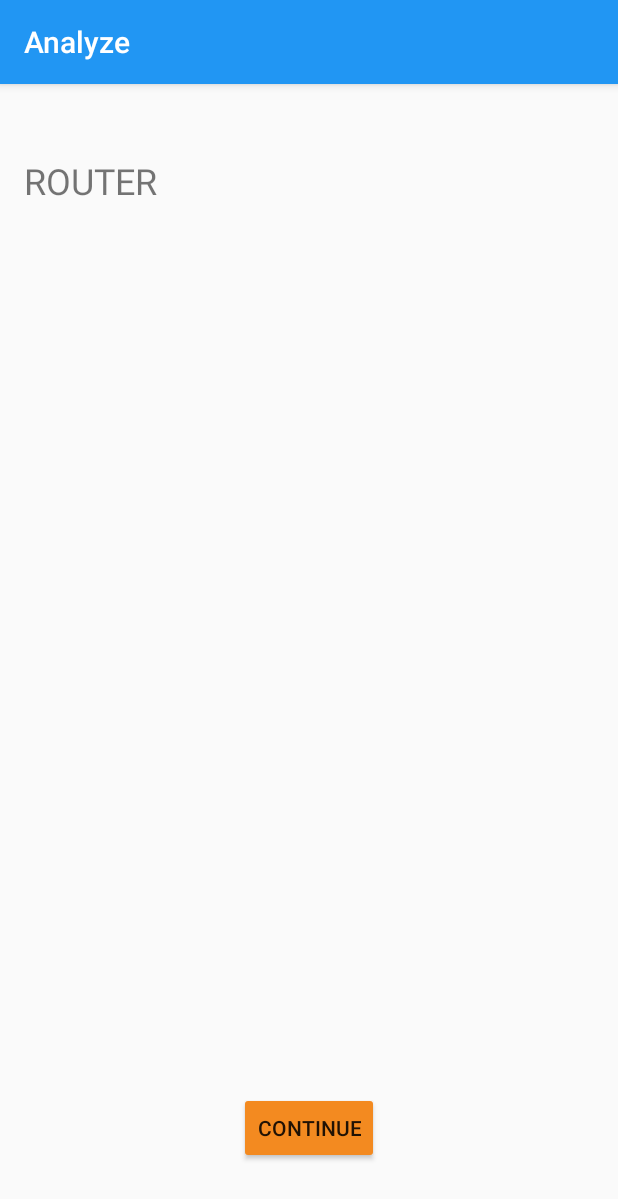
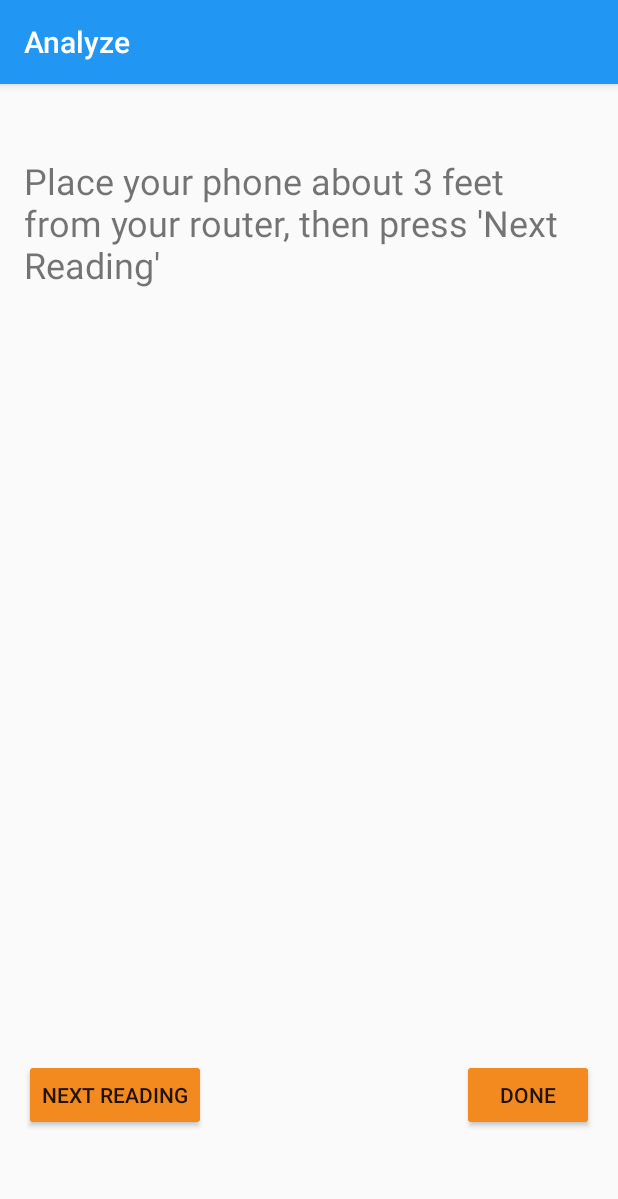
Before and after one commit to kylecorry31/KKAT-WiFi, an Android app: the AnalysisActivity screen opened directly, with no data from a screen before it, on a phone screen of 412 x 824 dp. Shown: the top 1199 px of the screen. Run offline under Robolectric (Android 15) with nearby library versions, the phone set to English and light mode, and no system bars; 1 statement that could not run was skipped.

Commit message:
Update analysis / results

```diff
--- a/app/src/main/java/com/teamwifi/kkatwifi/AnalysisActivity.java
+++ b/app/src/main/java/com/teamwifi/kkatwifi/AnalysisActivity.java
@@ -5,21 +5,33 @@ import android.os.Bundle;
 import android.support.v7.app.AppCompatActivity;
 import android.view.View;
 import android.widget.Button;
+import android.widget.EditText;
+import android.widget.RelativeLayout;
 import android.widget.TextView;
 
+import com.teamwifi.kkatwifi.ui.KKATWiFiProgressBar;
 import com.teamwifi.kkatwifi.util.AnalyzedLocations;
 import com.teamwifi.kkatwifi.util.KKATWiFiHelper;
 import com.teamwifi.kkatwifi.util.ScannedLocation;
 
 public class AnalysisActivity extends AppCompatActivity {
 
-    private Button continueButton;
+    private Button continueButton, doneButton;
 
-    private TextView instructionText;
+    private TextView instructionText, roomLabel;
+
+    private EditText locationEditText;
 
     private ScannedLocation.Location currentState;
 
+    private enum State {
+        ROUTER, USER
+    }
+
+    private State state;
+
     private KKATWiFiHelper kkatWiFiHelper;
+
 
     @Override
     protected void onCreate(Bundle savedInstanceState) {
@@ -31,29 +43,61 @@ public class AnalysisActivity extends AppCompatActivity {
         AnalyzedLocations.clear();
 
         instructionText = (TextView) findViewById(R.id.instruction);
+        locationEditText = (EditText) findViewById(R.id.location_edit);
+        roomLabel = (TextView) findViewById(R.id.room_name_label);
 
-        currentState = ScannedLocation.Location.ROUTER;
-
+//        currentState = ScannedLocation.Location.ROUTER;
+        state = State.ROUTER;
         continueButton = (Button) findViewById(R.id.continue_button);
-        displayInstructions(currentState);
+        doneButton = (Button) findViewById(R.id.done_button);
+        displayInstructions(state);
 
         continueButton.setOnClickListener(new View.OnClickListener() {
             @Override
             public void onClick(View v) {
 //                startActivity(new Intent(getApplicationContext(), ResultActivity.class));
-                ScannedLocation location = new ScannedLocation(currentState);
+                ScannedLocation location;
+                if (state.equals(State.ROUTER)) {
+                    location = new ScannedLocation(ScannedLocation.Location.ROUTER);
+                } else {
+                    location = new ScannedLocation(locationEditText.getText().toString());
+
+                }
+                roomLabel.setVisibility(View.VISIBLE);
+                locationEditText.setVisibility(View.VISIBLE);
+                locationEditText.setText("");
+                for (int i = 0; i < 10; i++)
+                    location.addRSSI(kkatWiFiHelper.getRSSI());
+                AnalyzedLocations.add(location);
+                state = State.USER;
+                displayInstructions(state);
+            }
+        });
+
+        doneButton.setOnClickListener(new View.OnClickListener() {
+            @Override
+            public void onClick(View v) {
+                ScannedLocation location;
+                if (state.equals(State.ROUTER)) {
+                    location = new ScannedLocation(ScannedLocation.Location.ROUTER);
+                } else {
+                    location = new ScannedLocation(locationEditText.getText().toString());
+
+                }
                 location.addRSSI(kkatWiFiHelper.getRSSI());
                 AnalyzedLocations.add(location);
-                if (!nextState()) {
-                    startActivity(new Intent(getApplicationContext(), ResultActivity.class));
-                }
-                displayInstructions(currentState);
+                startActivity(new Intent(getApplicationContext(), ResultActivity.class));
             }
         });
     }
 
-    private void displayInstructions(ScannedLocation.Location state) {
-        instructionText.setText(state.toString());
+    private void displayInstructions(State state) {
+//        instructionText.setText(state.toString());
+        if (state.equals(State.ROUTER)) {
+            instructionText.setText("Place your phone about 3 feet from your router, then press 'Next Reading'");
+        } else {
+            instructionText.setText("Move to a location in your house, set the name of the location, then press 'Next Reading' or 'Done'");
+        }
     }
 
 
--- a/app/src/main/java/com/teamwifi/kkatwifi/ui/KKATWiFiProgressBar.java
+++ b/app/src/main/java/com/teamwifi/kkatwifi/ui/KKATWiFiProgressBar.java
@@ -1,6 +1,8 @@
 package com.teamwifi.kkatwifi.ui;
 
 import android.content.Context;
+import android.support.annotation.Nullable;
+import android.util.AttributeSet;
 import android.view.View;
 import android.widget.ImageView;
 import android.widget.ProgressBar;
@@ -13,6 +15,10 @@ import com.teamwifi.kkatwifi.R;
 public class KKATWiFiProgressBar extends ImageView {
     public KKATWiFiProgressBar(Context context) {
         super(context);
+    }
+
+    public KKATWiFiProgressBar(Context context, @Nullable AttributeSet attrs, int defStyleAttr){
+        super(context, attrs, defStyleAttr);
     }
 
     public synchronized void setProgress(int progress) {
--- a/app/src/main/java/com/teamwifi/kkatwifi/util/AnalyzedLocations.java
+++ b/app/src/main/java/com/teamwifi/kkatwifi/util/AnalyzedLocations.java
@@ -20,6 +20,10 @@ public class AnalyzedLocations {
 
     public static ScannedLocation get(int location) {
         return scannedLocations.get(location);
+    }
+
+    public static List<ScannedLocation> getAll(){
+        return scannedLocations;
     }
 
     public static ScannedLocation get(ScannedLocation.Location location) {
--- a/app/src/main/java/com/teamwifi/kkatwifi/util/ScannedLocation.java
+++ b/app/src/main/java/com/teamwifi/kkatwifi/util/ScannedLocation.java
@@ -9,7 +9,7 @@ import java.util.List;
 public class ScannedLocation {
 
     public enum Location {
-        ROUTER, FRONT, LEFT, RIGHT, BACK, OTHER
+        ROUTER, FRONT, LEFT, RIGHT, BACK
     }
 
     private String name;
@@ -48,6 +48,6 @@ public class ScannedLocation {
     public Location getLocation() {
         if (location != null)
             return location;
-        return Location.OTHER;
+        return null;
     }
 }
--- a/app/src/main/res/layout/layout_analysis.xml
+++ b/app/src/main/res/layout/layout_analysis.xml
@@ -8,6 +8,7 @@
     android:paddingLeft="@dimen/activity_horizontal_margin"
     android:paddingRight="@dimen/activity_horizontal_margin"
     android:paddingTop="@dimen/activity_vertical_margin"
+    android:id="@+id/main_layout"
     app:layout_behavior="@string/appbar_scrolling_view_behavior"
     tools:context="com.teamwifi.kkatwifi.AnalysisActivity">
 
@@ -21,11 +22,41 @@
     <Button
         android:layout_width="wrap_content"
         android:layout_height="wrap_content"
-        android:layout_alignParentBottom="true"
-        android:layout_centerHorizontal="true"
-        android:layout_marginBottom="32dp"
         android:id="@+id/continue_button"
         android:backgroundTint="@color/colorAccent"
-        android:text="@string/continue_text" />
+        android:text="Next Reading"
+        android:layout_alignTop="@+id/done_button" />
+
+    <EditText
+        android:layout_width="match_parent"
+        android:layout_height="wrap_content"
+        android:id="@+id/location_edit"
+        android:hint="Enter the room name before pressing continue"
+        android:layout_centerVertical="true"
+        android:layout_alignParentLeft="true"
+        android:layout_alignParentStart="true"
+        android:visibility="invisible" />
+
+    <Button
+        android:layout_width="wrap_content"
+        android:layout_height="wrap_content"
+        android:id="@+id/done_button"
+        android:backgroundTint="@color/colorAccent"
+        android:text="Done"
+        android:layout_alignParentBottom="true"
+        android:layout_alignRight="@+id/location_edit"
+        android:layout_alignEnd="@+id/location_edit"
+        android:layout_marginBottom="54dp" />
+
+    <TextView
+        android:layout_width="wrap_content"
+        android:layout_height="wrap_content"
+        android:text="Room Name"
+        android:id="@+id/room_name_label"
+        android:layout_above="@+id/location_edit"
+        android:layout_alignParentLeft="true"
+        android:layout_alignParentStart="true"
+        android:textSize="32sp"
+        android:visibility="invisible" />
 
 </RelativeLayout>
--- a/app/src/main/res/layout/splash.xml
+++ b/app/src/main/res/layout/splash.xml
@@ -11,7 +11,7 @@
         android:layout_width="match_parent"
         android:layout_height="200dp"
         android:layout_centerVertical="true"
-        android:src="@mipmap/ic_launcher" />
+        android:src="@drawable/ic_splash" />
 
     <TextView
         android:id="@+id/title"
@@ -20,7 +20,7 @@
         android:layout_alignParentBottom="true"
         android:layout_marginBottom="64dp"
         android:gravity="center_horizontal"
-        android:text="Team WiFI"
+        android:text="@string/app_name"
         android:textAppearance="@style/TextAppearance.AppCompat.Display1"
         android:textColor="@android:color/white"
         android:textStyle="bold" />
```
Also changed, not shown: app/src/main/AndroidManifest.xml (+9 -0 lines), app/src/main/java/com/teamwifi/kkatwifi/ResultActivity.java (+18 -2 lines), app/src/main/res/layout-land/splash.xml (deleted, +0 -25 lines), app/src/main/res/drawable/ic_splash.png (added).
